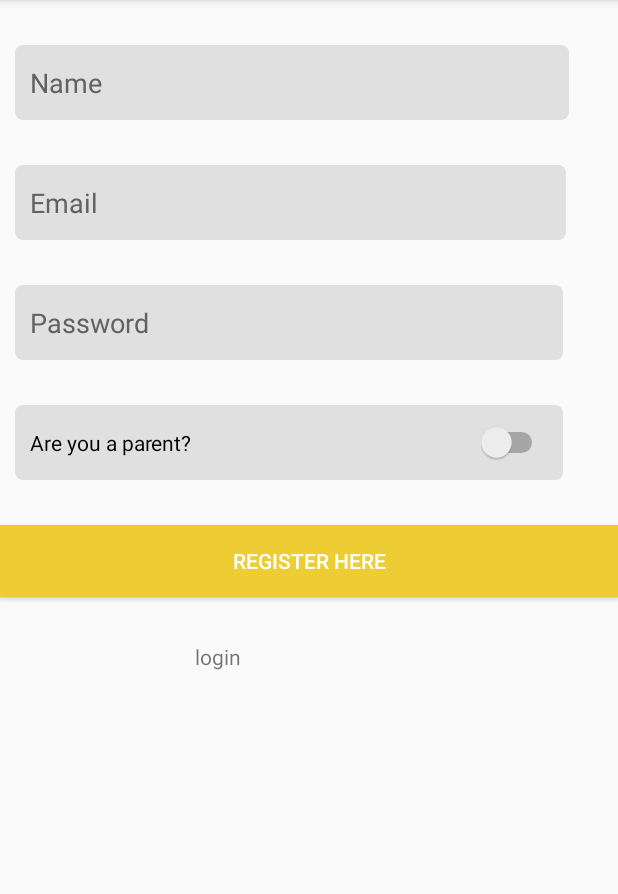
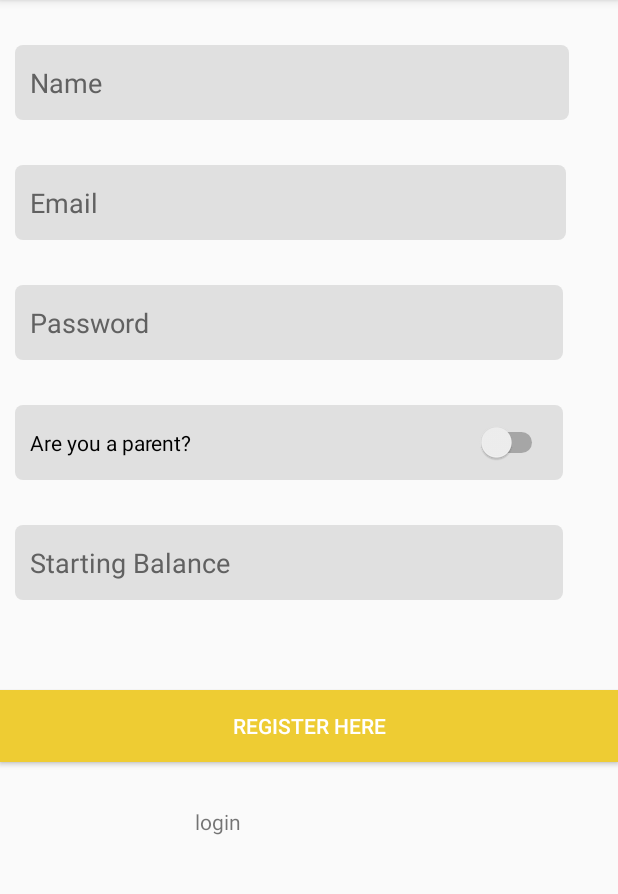
Before and after one commit to nullptr-tech/Hackathon_5.0, an Android app: the Register screen opened directly, with no data from a screen before it, on a phone screen of 412 x 824 dp, the part 84-978 px from its top. Run offline under Robolectric (Android 15) with nearby library versions, the phone set to English and light mode, and no system bars; our stand-ins replace Firebase (no records; nobody signed in at launch, a user with empty details on screens opened directly); 1 statement that could not run was skipped.

Commit message:
in game currency

```diff
--- a/MeetingApp/app/src/main/java/com/meeting/meetingapp/CreateMeeting.java
+++ b/MeetingApp/app/src/main/java/com/meeting/meetingapp/CreateMeeting.java
@@ -48,6 +48,9 @@ public class CreateMeeting extends AppCompatActivity implements AdapterView.OnIt
     Button next;
     EditText title, description;
 
+    FirebaseDatabase database = FirebaseDatabase.getInstance();
+    final DatabaseReference mDatabase = database.getReference();
+
     String meetingRoom;
     @Override
     protected void onCreate(Bundle savedInstanceState) {
@@ -57,8 +60,7 @@ public class CreateMeeting extends AppCompatActivity implements AdapterView.OnIt
         title = (EditText)findViewById(R.id.update_title_name);
         description = (EditText)findViewById(R.id.update_desc_title);
         next = (Button)findViewById(R.id.nextPage);
-        FirebaseDatabase database = FirebaseDatabase.getInstance();
-        final DatabaseReference mDatabase = database.getReference();
+
 
         Intent iin = getIntent();
         Bundle b = iin.getExtras();
--- a/MeetingApp/app/src/main/res/layout/activity_register.xml
+++ b/MeetingApp/app/src/main/res/layout/activity_register.xml
@@ -75,11 +75,25 @@
         android:ems="10"
         android:text="Are you a parent?" />
 
+    <EditText
+        android:id="@+id/startingbalance"
+        android:hint="Starting Balance"
+        android:padding="10dp"
+        android:layout_marginLeft="10dp"
+        android:layout_marginRight="10dp"
+        android:layout_marginBottom="30dp"
+        android:layout_width="365dp"
+        android:background="@drawable/background"
+        android:layout_height="50dp"
+        android:ems="10"
+        android:text="" />
+
     <Button
         android:id="@+id/regHere"
         style="@style/FirebaseUI.Button"
         android:layout_width="match_parent"
         android:layout_height="wrap_content"
+        android:layout_marginTop="30dp"
         android:background="#ec3"
         android:text="Register here"
         android:textColor="#fff" />
@@ -92,4 +106,5 @@
         android:layout_marginRight="100dp"
         android:padding="30dp"
         android:text="login" />
+
 </LinearLayout>
```
Also changed, not shown: MeetingApp/app/src/main/java/com/meeting/meetingapp/Register.java (+42 -6 lines), MeetingApp/app/src/main/java/com/meeting/meetingapp/User.java (+9 -0 lines).
